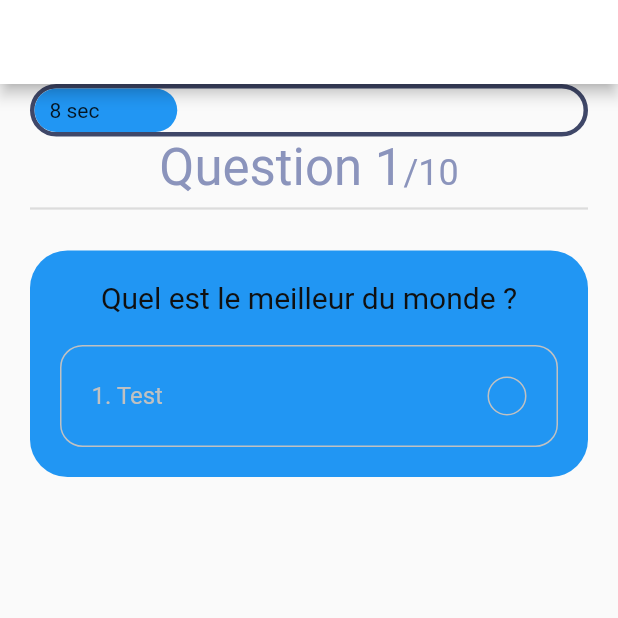
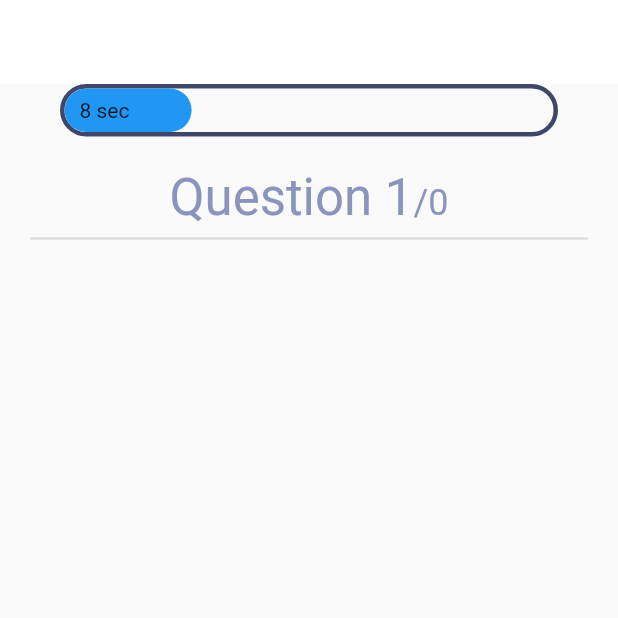
Before and after one commit to SachaLvz/Kulturio, a Flutter app: the screen it shows after launch, on a phone screen of 412 x 824 dp, the top half of it. Run offline on Flutter 3.47's test engine with Material 2 defaults, Android fonts, the phone set to English and light mode, and no system bars; our stand-ins replace get.

Commit message:
Add Question System

```diff
--- a/lib/controller/question_controller.dart
+++ b/lib/controller/question_controller.dart
@@ -1,6 +1,10 @@
 import 'package:flutter/animation.dart';
+import 'package:flutter/cupertino.dart';
+import 'package:get/get.dart';
 import 'package:get/get_state_manager/get_state_manager.dart';
 import 'package:get/get_state_manager/src/simple/get_controllers.dart';
+import 'package:kulturio/models/Question.dart';
+import 'package:kulturio/screens/score/score_screen.dart';
 
 class QuestionController extends GetxController with SingleGetTickerProviderMixin {
 
@@ -8,6 +12,33 @@ class QuestionController extends GetxController with SingleGetTickerProviderMixi
   Animation _animation;
 
   Animation get animation => this._animation;
+
+  PageController _pageController;
+  PageController get pageController => this._pageController;
+
+  List<Question> _qestions = sample_data.map((question) => Question(
+      id: question['id'],
+      question: question['question'],
+      options: question['options'],
+      answer: question['answer_index'])
+      ).toList();
+
+  List<Question> get questions => this._qestions;
+
+  bool _isAnwerded = false;
+  bool get isAnswered => this._isAnwerded;
+
+  int _correctAns;
+  int get correctAns => this._correctAns;
+
+  int _selectedAns;
+  int get selectedAns => this._selectedAns;
+
+  RxInt _questionNumber = 1.obs;
+  RxInt get questionNumber => this._questionNumber;
+
+  int _numOfCorrectAns = 0;
+  int get numOfCorrectAns => this._numOfCorrectAns;
 
   @override
   void onInit() {
@@ -17,9 +48,46 @@ class QuestionController extends GetxController with SingleGetTickerProviderMixi
       update();
     });
 
-    _animationController.forward();
-
+    _animationController.forward().whenComplete(nextQuestion);
+    _pageController = PageController();
     super.onInit();
   }
 
+  @override
+  void onClose() {
+    super.onClose();
+    _animationController.dispose();
+    _pageController.dispose();
+  }
+
+  void checkAns(Question question, int selectedIndex){
+    _isAnwerded = true;
+    _correctAns = question.answer;
+    _selectedAns = selectedIndex;
+
+    if(_correctAns == _selectedAns) _numOfCorrectAns++;
+
+    _animationController.stop();
+    update();
+
+    Future.delayed(Duration(seconds: 3), () {
+      nextQuestion();
+    });
+
+  }
+
+  void nextQuestion() {
+    if(_questionNumber.value != questions.length){
+      _isAnwerded = false;
+      _pageController.nextPage(duration: Duration(milliseconds: 250), curve: Curves.ease);
+      _animationController.reset();
+      _animationController.forward().whenComplete(nextQuestion);
+    }
+    Get.to(ScoreScreen());
+  }
+
+  void updateTheQnNum(int index){
+    _questionNumber.value = index + 1;
+  }
+
 }
--- a/lib/models/Question.dart
+++ b/lib/models/Question.dart
@@ -6,30 +6,4 @@ class Question {
   Question({this.id, this.question, this.answer, this.options});
 }
 
-const List sample_data = [
-  {
-    "id": 1,
-    "question":
-    "Quel est le meilleur du monde ?",
-    "options": ['Sacha', 'Sacha', 'Sacha', 'Sacha'],
-    "answer_index": 1,
-  },
-  {
-    "id": 2,
-    "question": "When google release Flutter.",
-    "options": ['Jun 2017', 'Jun 2017', 'May 2017', 'May 2018'],
-    "answer_index": 2,
-  },
-  {
-    "id": 3,
-    "question": "A memory location that holds a single letter or number.",
-    "options": ['Double', 'Int', 'Char', 'Word'],
-    "answer_index": 2,
-  },
-  {
-    "id": 4,
-    "question": "What command do you use to output data to the screen?",
-    "options": ['Cin', 'Count>>', 'Cout', 'Output>>'],
-    "answer_index": 2,
-  },
-];
+const List sample_data = [];
--- a/lib/screens/body.dart
+++ b/lib/screens/body.dart
@@ -1,9 +1,12 @@
 import 'package:flutter/cupertino.dart';
 import 'package:flutter/material.dart';
+import 'package:get/get.dart';
+import 'package:kulturio/controller/question_controller.dart';
 import 'package:kulturio/models/Question.dart';
 import 'package:kulturio/screens/components/progress_bar.dart';
 
 import '../constants.dart';
+import 'components/question_card.dart';
 
 class Body extends StatelessWidget {
   const Body({
@@ -12,70 +15,54 @@ class Body extends StatelessWidget {
 
   @override
   Widget build(BuildContext context) {
+    QuestionController _questionController = Get.put(QuestionController());
         return Stack(
           children: [
             SafeArea(child: Padding(
               padding: const EdgeInsets.symmetric(horizontal: kDefaultPadding),
               child: Column(
                 children: [
-                  ProgressBar(),
-                   Text.rich(
+                  Padding(
+                    padding:
+                    const EdgeInsets.symmetric(horizontal: kDefaultPadding),
+                    child: ProgressBar(),
+                  ),
+                  SizedBox(height: kDefaultPadding),
+                  Padding(
+                    padding:
+                    const EdgeInsets.symmetric(horizontal: kDefaultPadding),
+                    child: Obx(
+                          () => Text.rich(
                         TextSpan(
-                    text: "Question 1",
+                          text:
+                          "Question ${_questionController.questionNumber.value}",
                           style: Theme.of(context)
                               .textTheme
                               .headline4
                               .copyWith(color: kSecondaryColor),
                           children: [
-                        TextSpan(text: "/10", style: Theme.of(context)
+                            TextSpan(
+                              text: "/${_questionController.questions.length}",
+                              style: Theme.of(context)
                                   .textTheme
                                   .headline5
-                            .copyWith(color: kSecondaryColor)),
-                      ]
+                                  .copyWith(color: kSecondaryColor),
+                            ),
+                          ],
+                        ),
+                      ),
                     ),
                   ),
                   Divider(thickness: 1.5,),
                   SizedBox(height: kDefaultPadding),
-                  Container(
-                    padding: EdgeInsets.all(kDefaultPadding),
-                    decoration: BoxDecoration(
-                      color: Colors.blue,
-                      borderRadius: BorderRadius.circular(25),
-                    ),
-                    child: Column(
-                      children: [
-                        Text(
-                          sample_data[0]['question'],
-                          style: Theme.of(context).textTheme.headline6.copyWith(color: kBlackColor),
-                        ),
-                        Container(
-                          margin: EdgeInsets.only(top: kDefaultPadding),
-                          padding: EdgeInsets.all(kDefaultPadding),
-                          decoration: BoxDecoration(
-                              border: Border.all(color: kGrayColor),
-                            borderRadius: BorderRadius.circular(15),
-                          ),
-                          child: Row(
-                            mainAxisAlignment: MainAxisAlignment.spaceBetween,
-                            children: [
-                              Text(
-                                "1. Test",
-                                style: TextStyle(color: kGrayColor, fontSize: 16),
-                              ),
-                            Container(
-                              height: 26,
-                              width: 26,
-                              decoration: BoxDecoration(
-                                  borderRadius: BorderRadius.circular(25),
-                                border: Border.all(color: kGrayColor)
-
-                              ),
+                  Expanded(
+                      child: PageView.builder(
+                        physics: NeverScrollableScrollPhysics(),
+                        controller: _questionController.pageController,
+                    onPageChanged: _questionController.updateTheQnNum,
+                    itemCount: _questionController.questions.length,
+                    itemBuilder: (context, index) => QuestionCard(question: _questionController.questions[index],)
                    )
-                            ],
-                          ),
-                        ),
-                      ],
-                    ),
                   )
                 ],
               ),
--- a/lib/screens/quiz_screen.dart
+++ b/lib/screens/quiz_screen.dart
@@ -2,6 +2,8 @@
 
 import 'package:flutter/cupertino.dart';
 import 'package:flutter/material.dart';
+import 'package:get/get.dart';
+import 'package:kulturio/controller/question_controller.dart';
 
 import 'body.dart';
 
@@ -9,13 +11,14 @@ class QuizzScreen extends StatelessWidget {
 
   @override
   Widget build(BuildContext context) {
+    QuestionController _controller = Get.put(QuestionController());
     return Scaffold(
       appBar: AppBar(
         backgroundColor: Colors.white,
+        elevation: 0,
         actions: [],
       ),
       body: Body(),
     );
   }
-
 }
```
Also changed, not shown: lib/main.dart (+8 -3 lines), lib/screens/components/option.dart (added, +71 -0 lines), lib/screens/components/question_card.dart (added, +45 -0 lines), lib/screens/score/score_screen.dart (added, +37 -0 lines), 1 other file. Lines whose indentation alone changed are shown as unchanged.
